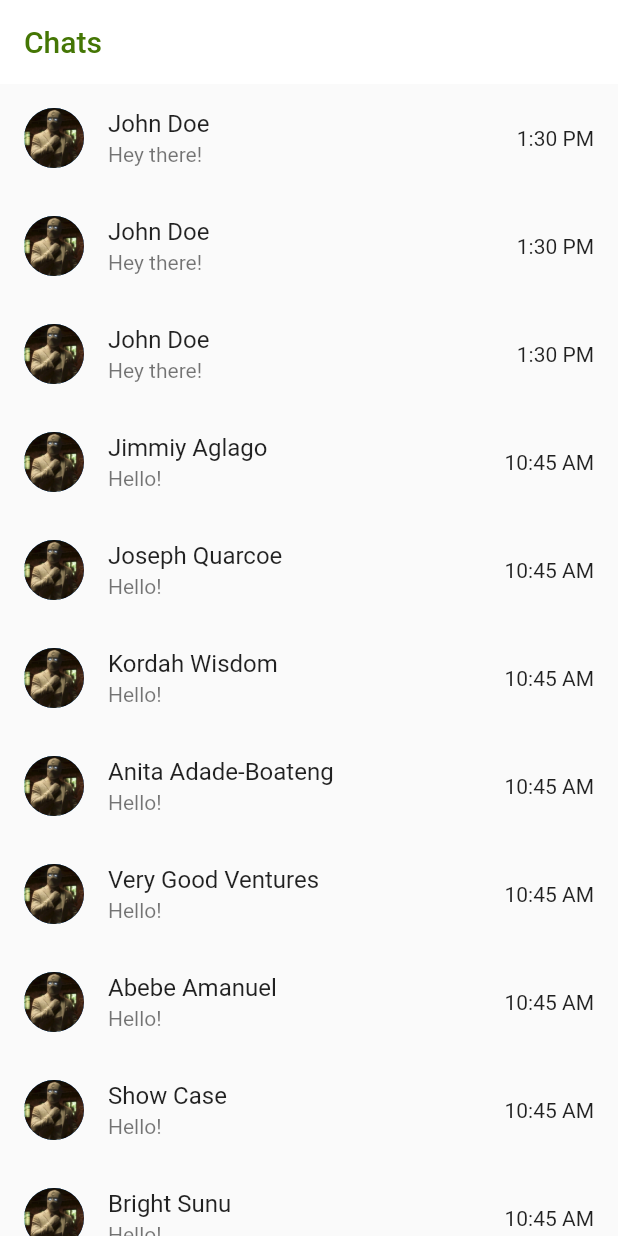
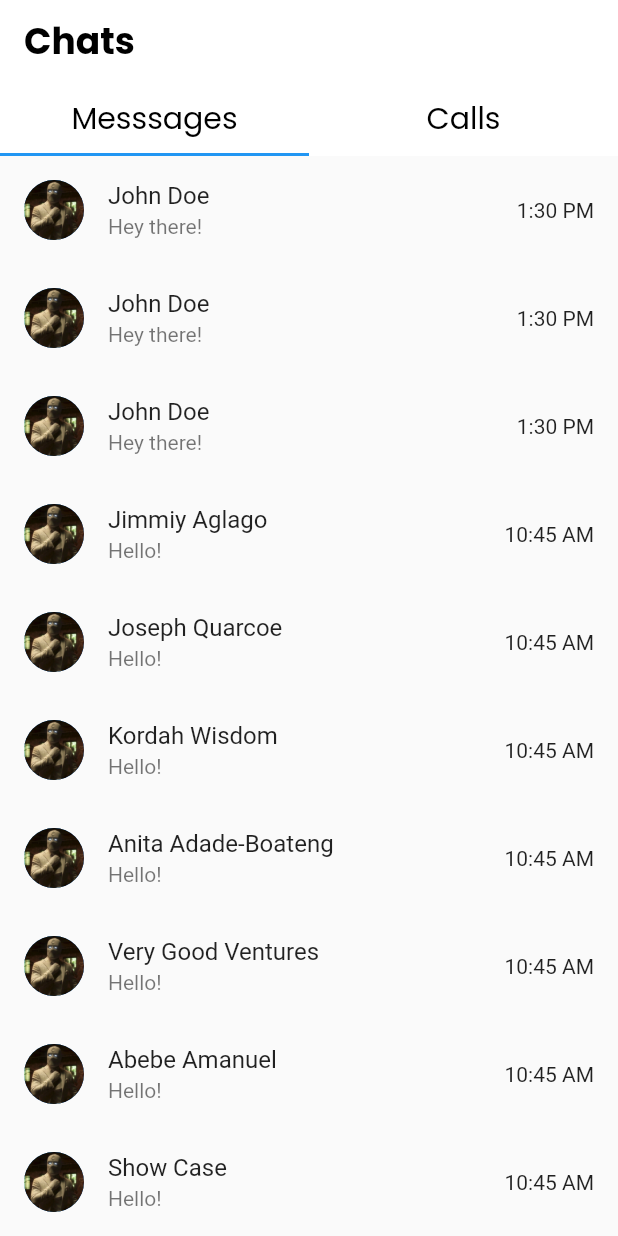
Before and after one commit to Awesomewsdm/service_masters, a Flutter app: the AllChatsScreen screen opened directly, on a phone screen of 412 x 824 dp. Run offline on Flutter 3.47's test engine with Material 2 defaults, Android fonts, the phone set to English and light mode, and no system bars; our stand-ins replace bloc, cloud_firestore, equatable, firebase_auth, flutter_bloc, go_router and 5 more; accounts and stored records are empty.

Commit message:
new commit

```diff
--- a/lib/src/app/components/text/primary_text_widget.dart
+++ b/lib/src/app/components/text/primary_text_widget.dart
@@ -7,17 +7,19 @@ class PrimaryTextWidget extends StatelessWidget {
     required this.text,
     required this.fontWeight,
     required this.fontSize,
+    this.fontColor,
   });
 
   final String text;
   final FontWeight fontWeight;
   final double fontSize;
-
+  final Color? fontColor;
   @override
   Widget build(BuildContext context) {
     return Text(
       text,
-      style: GoogleFonts.poppins(fontSize: fontSize, fontWeight: fontWeight),
+      style: GoogleFonts.poppins(
+          fontSize: fontSize, fontWeight: fontWeight, color: fontColor),
     );
   }
 }
--- a/lib/src/models/user_model.dart
+++ b/lib/src/models/user_model.dart
@@ -5,6 +5,8 @@ class User {
   final String profileImage;
   final String lastMessage;
   final String lastMessageTime;
+  final String lastMessageDate;
+  // final bool isUserRecievedCall;
   final List<ChatMessage> messages;
 
   User({
@@ -13,5 +15,7 @@ class User {
     required this.lastMessage,
     required this.lastMessageTime,
     required this.messages,
+    required this.lastMessageDate,
+    // required this.isUserRecievedCall,
   });
 }
--- a/lib/src/screens/all_chats_screen.dart
+++ b/lib/src/screens/all_chats_screen.dart
@@ -1,24 +1,49 @@
 import 'package:flutter/material.dart';
 import 'package:home_service_app/src/app/colors.dart';
+import 'package:home_service_app/src/app/components/text/primary_text_widget.dart';
 import 'package:home_service_app/src/screens/chat_screen.dart';
 import 'package:home_service_app/src/utils/constants/image_strings.dart';
+import 'package:line_icons/line_icons.dart';
 
 class AllChatsScreen extends StatelessWidget {
   const AllChatsScreen({super.key});
 
   @override
   Widget build(BuildContext context) {
-    return Scaffold(
+    return DefaultTabController(
+      length: 2,
+      child: Scaffold(
         appBar: AppBar(
           automaticallyImplyLeading: false,
           backgroundColor: tWhiteColor,
           elevation: 0,
-        title: const Text(
-          'Chats',
-          style: TextStyle(color: tPrimaryColor),
+          title: const PrimaryTextWidget(
+            text: "Chats",
+            fontSize: 24,
+            fontWeight: FontWeight.bold,
+            fontColor: tBlackColor,
+          ),
+          bottom: const TabBar(tabs: [
+            Tab(
+              child: PrimaryTextWidget(
+                text: "Messsages",
+                fontSize: 20,
+                fontWeight: FontWeight.normal,
+                fontColor: tBlackColor,
               ),
             ),
-      body: ListView.builder(
+            Tab(
+              child: PrimaryTextWidget(
+                text: "Calls",
+                fontSize: 20,
+                fontWeight: FontWeight.normal,
+                fontColor: tBlackColor,
+              ),
+            ),
+          ]),
+        ),
+        body: TabBarView(children: [
+          ListView.builder(
             itemCount: mockUsers.length,
             itemBuilder: (context, index) {
               final user = mockUsers[index];
@@ -42,6 +67,25 @@ class AllChatsScreen extends StatelessWidget {
               );
             },
           ),
+          ListView.builder(
+              itemCount: mockUsers.length,
+              itemBuilder: (context, index) {
+                final user = mockUsers[index];
+                return ListTile(
+                    leading: const CircleAvatar(
+                      backgroundImage: AssetImage(tPic),
+                      //  NetworkImage(user.profileImage)
+                    ),
+                    title: Text(user.name),
+                    subtitle:
+                        Text("${user.lastMessageDate},${user.lastMessageTime}"),
+                    trailing: const Icon(
+                      LineIcons.phone,
+                      color: tPrimaryColor,
+                    ));
+              }),
+        ]),
+      ),
     );
   }
 }
--- a/lib/src/screens/chat_screen.dart
+++ b/lib/src/screens/chat_screen.dart
@@ -1,5 +1,6 @@
 import 'package:chat_bubbles/bubbles/bubble_special_one.dart';
 import 'package:flutter/material.dart';
+import 'package:home_service_app/src/app/colors.dart';
 import 'package:home_service_app/src/screens/call_screen.dart';
 import 'package:home_service_app/src/utils/constants/image_strings.dart';
 
@@ -15,6 +16,7 @@ class ChatScreen extends StatelessWidget {
     return Scaffold(
       appBar: AppBar(
         elevation: 0,
+        backgroundColor: tPrimaryColor,
         title: Row(
           children: [
             const CircleAvatar(
@@ -98,6 +100,7 @@ final List<User> mockUsers = [
     profileImage: 'https://example.com/profiles/john_doe.jpg',
     lastMessage: 'Hey there!',
     lastMessageTime: '1:30 PM',
+    lastMessageDate: '19 September',
     messages: [
       ChatMessage(text: 'Hey!', isMe: false),
       ChatMessage(text: 'How are you?', isMe: false),
@@ -109,6 +112,7 @@ final List<User> mockUsers = [
     profileImage: 'https://example.com/profiles/john_doe.jpg',
     lastMessage: 'Hey there!',
     lastMessageTime: '1:30 PM',
+    lastMessageDate: '19 September',
     messages: [
       ChatMessage(text: 'Hey!', isMe: false),
       ChatMessage(text: 'How are you?', isMe: false),
@@ -120,6 +124,7 @@ final List<User> mockUsers = [
     profileImage: 'https://example.com/profiles/john_doe.jpg',
     lastMessage: 'Hey there!',
     lastMessageTime: '1:30 PM',
+    lastMessageDate: '19 September,',
     messages: [
       ChatMessage(text: 'Hey!', isMe: false),
       ChatMessage(text: 'How are you?', isMe: false),
@@ -131,6 +136,7 @@ final List<User> mockUsers = [
     profileImage: 'https://example.com/profiles/jane_smith.jpg',
     lastMessage: 'Hello!',
     lastMessageTime: '10:45 AM',
+    lastMessageDate: '19 September,',
     messages: [
       ChatMessage(text: 'Hello!', isMe: false),
       ChatMessage(text: 'What are you up to?', isMe: false),
@@ -142,6 +148,7 @@ final List<User> mockUsers = [
     profileImage: 'https://example.com/profiles/jane_smith.jpg',
     lastMessage: 'Hello!',
     lastMessageTime: '10:45 AM',
+    lastMessageDate: '19 September,',
     messages: [
       ChatMessage(text: 'Hello!', isMe: false),
       ChatMessage(text: 'What are you up to?', isMe: false),
@@ -153,6 +160,7 @@ final List<User> mockUsers = [
     profileImage: 'https://example.com/profiles/jane_smith.jpg',
     lastMessage: 'Hello!',
     lastMessageTime: '10:45 AM',
+    lastMessageDate: '19 September,',
     messages: [
       ChatMessage(text: 'Hello!', isMe: false),
       ChatMessage(text: 'What are you up to?', isMe: false),
@@ -164,6 +172,7 @@ final List<User> mockUsers = [
     profileImage: 'https://example.com/profiles/jane_smith.jpg',
     lastMessage: 'Hello!',
     lastMessageTime: '10:45 AM',
+    lastMessageDate: '19 September,',
     messages: [
       ChatMessage(text: 'Hello!', isMe: false),
       ChatMessage(text: 'What are you up to?', isMe: false),
@@ -175,6 +184,7 @@ final List<User> mockUsers = [
     profileImage: 'https://example.com/profiles/jane_smith.jpg',
     lastMessage: 'Hello!',
     lastMessageTime: '10:45 AM',
+    lastMessageDate: '19 September,',
     messages: [
       ChatMessage(text: 'Hello!', isMe: false),
       ChatMessage(text: 'What are you up to?', isMe: false),
@@ -186,6 +196,7 @@ final List<User> mockUsers = [
     profileImage: 'https://example.com/profiles/jane_smith.jpg',
     lastMessage: 'Hello!',
     lastMessageTime: '10:45 AM',
+    lastMessageDate: '19 September,',
     messages: [
       ChatMessage(text: 'Hello!', isMe: false),
       ChatMessage(text: 'What are you up to?', isMe: false),
@@ -197,6 +208,7 @@ final List<User> mockUsers = [
     profileImage: 'https://example.com/profiles/jane_smith.jpg',
     lastMessage: 'Hello!',
     lastMessageTime: '10:45 AM',
+    lastMessageDate: '19 September,',
     messages: [
       ChatMessage(text: 'Hello!', isMe: false),
       ChatMessage(text: 'What are you up to?', isMe: false),
@@ -208,6 +220,7 @@ final List<User> mockUsers = [
     profileImage: 'https://example.com/profiles/jane_smith.jpg',
     lastMessage: 'Hello!',
     lastMessageTime: '10:45 AM',
+    lastMessageDate: '19 September',
     messages: [
       ChatMessage(text: 'Hello!', isMe: false),
       ChatMessage(text: 'What are you up to?', isMe: false),
--- a/lib/src/screens/profile_screen.dart
+++ b/lib/src/screens/profile_screen.dart
@@ -21,8 +21,9 @@ class ProfileScreen extends StatelessWidget {
         elevation: 0,
         backgroundColor: tWhiteColor,
         title: const PrimaryTextWidget(
+          fontColor: tBlackColor,
           text: tEditProfile,
-          fontSize: 20,
+          fontSize: 24,
           fontWeight: FontWeight.bold,
         ),
         actions: const [ThemeToggleButton()],
```
Also changed, not shown: lib/src/app/components/icons/icon_button.dart (added, +23 -0 lines), lib/src/screens/bookings_screen.dart (+33 -2 lines), lib/src/screens/home_screen.dart (+6 -16 lines). Lines whose indentation alone changed are shown as unchanged.
